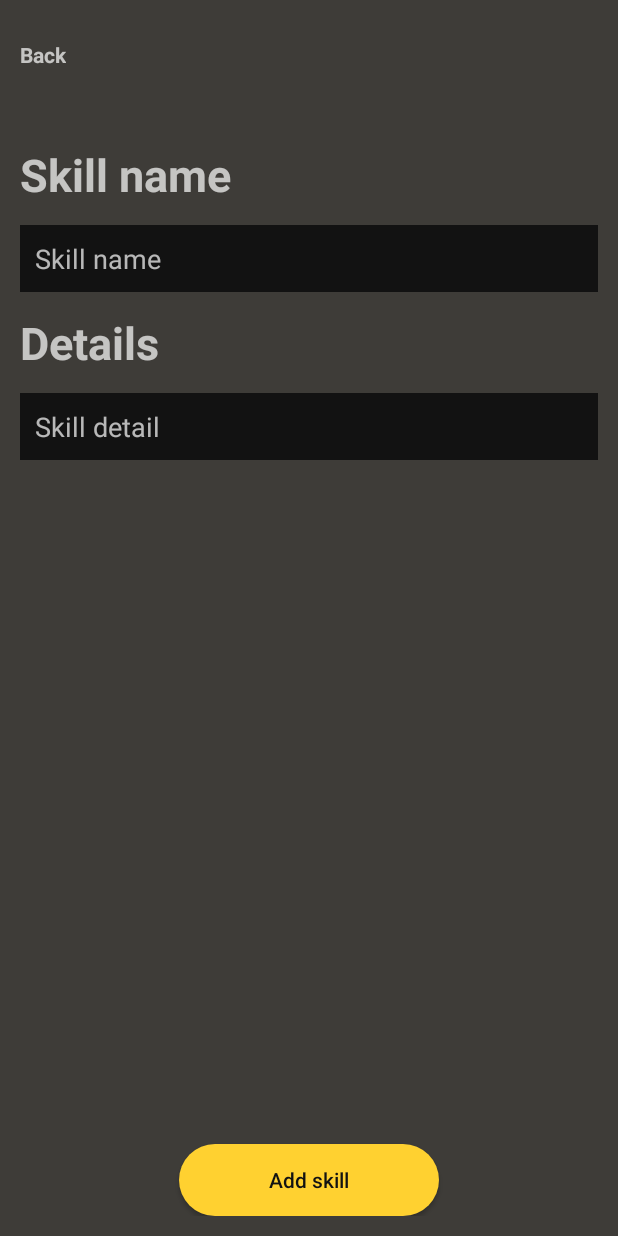
After one commit to Shiraiishi/HelloWorld, an Android app: the layout add_skill_form.xml on its own in the app's theme, with its tools: preview values and no code run, on a phone screen of 412 x 824 dp. The commit adds this screen. Run offline under Robolectric (Android 15) with nearby library versions, the phone set to English and light mode, and no system bars.

Commit message:
skill fill up form added
skill issue

```diff
--- /dev/null
+++ b/app/src/main/res/drawable/card_header_bg.xml
@@ -0,0 +1,5 @@
+<?xml version="1.0" encoding="utf-8"?>
+<shape xmlns:android="http://schemas.android.com/apk/res/android">
+    <solid android:color="#454545"/>
+    <corners android:topLeftRadius="10dp" android:topRightRadius="10dp"/>
+</shape>
--- /dev/null
+++ b/app/src/main/res/layout/add_skill_form.xml
@@ -0,0 +1,80 @@
+<?xml version="1.0" encoding="utf-8"?>
+<LinearLayout xmlns:android="http://schemas.android.com/apk/res/android"
+    android:layout_width="match_parent"
+    android:padding="13dp"
+    android:background="#3E3C38"
+    android:orientation="vertical"
+    android:id="@+id/add_skill_form"
+    android:layout_height="match_parent">
+
+    <TextView
+        android:id="@+id/add_skill_form_back"
+        android:layout_width="wrap_content"
+        android:layout_height="wrap_content"
+        android:text="Back"
+        android:layout_marginTop="13dp"
+        android:textStyle="bold"/>
+
+    <TextView
+        android:layout_width="wrap_content"
+        android:layout_height="wrap_content"
+        android:text="Skill name"
+        android:textSize="30dp"
+        android:layout_marginTop="50dp"
+        android:textStyle="bold" />
+
+    <EditText
+        android:id="@+id/skill_name_input"
+        android:layout_width="match_parent"
+        android:layout_height="wrap_content"
+        android:layout_marginTop="13dp"
+        android:background="#121212"
+        android:ems="10"
+        android:inputType="text"
+        android:hint="Skill name"
+        android:padding="10dp" />
+
+    <TextView
+        android:layout_width="wrap_content"
+        android:layout_height="wrap_content"
+        android:text="Details"
+        android:textSize="30dp"
+        android:layout_marginTop="13dp"
+        android:textStyle="bold" />
+
+    <EditText
+        android:id="@+id/skill_detail_input"
+        android:layout_width="match_parent"
+        android:layout_height="wrap_content"
+        android:layout_marginTop="13dp"
+        android:background="#121212"
+        android:ems="10"
+        android:inputType="text"
+        android:hint="Skill detail"
+        android:padding="10dp" />
+
+    <RelativeLayout
+        android:layout_width="match_parent"
+        android:layout_height="wrap_content"
+        android:paddingTop="270dp">
+
+        <Button
+            android:background="@drawable/button_color"
+            android:paddingLeft="60dp"
+            android:paddingRight="60dp"
+            android:text="Add skill"
+            android:textColor="#121212"
+            android:id="@+id/add_skill_form_btn"
+            android:layout_width="wrap_content"
+            android:layout_height="wrap_content"
+            android:layout_alignParentBottom="true"
+            android:layout_centerHorizontal="true"/>
+
+
+    </RelativeLayout>
+
+
+
+
+
+</LinearLayout>
--- a/app/src/main/res/layout/popup_card.xml
+++ b/app/src/main/res/layout/popup_card.xml
@@ -18,12 +18,12 @@
             android:layout_width="match_parent"
             android:layout_height="wrap_content"
             android:text="Card Name"
-            android:background="#262626"/>
+            android:background="@drawable/card_header_bg"/>
 
         <LinearLayout
             android:layout_width="match_parent"
             android:layout_height="100dp"
-            android:background="#454545">
+            android:background="#262626">
         </LinearLayout>
 
     </LinearLayout>
--- a/app/src/main/res/layout/profile_menu_popup.xml
+++ b/app/src/main/res/layout/profile_menu_popup.xml
@@ -40,7 +40,7 @@
             android:background="@drawable/button_color"
             android:textColor="@color/btn_txt"
             android:textSize="10dp"
-            android:text="placeholder" />
+            android:text="placeholder"/>
 
         <LinearLayout
             android:id="@+id/cardContainer_bg"
```
Also changed, not shown: app/src/main/java/com/example/helloworld/MainActivity.java (+88 -2 lines), app/src/main/java/com/example/helloworld/Skill.java (added, +58 -0 lines), app/src/main/java/com/example/helloworld/SkillDatabaseHelper.java (+6 -5 lines), app/src/main/java/com/example/helloworld/skillCard.java (deleted, +0 -51 lines).
